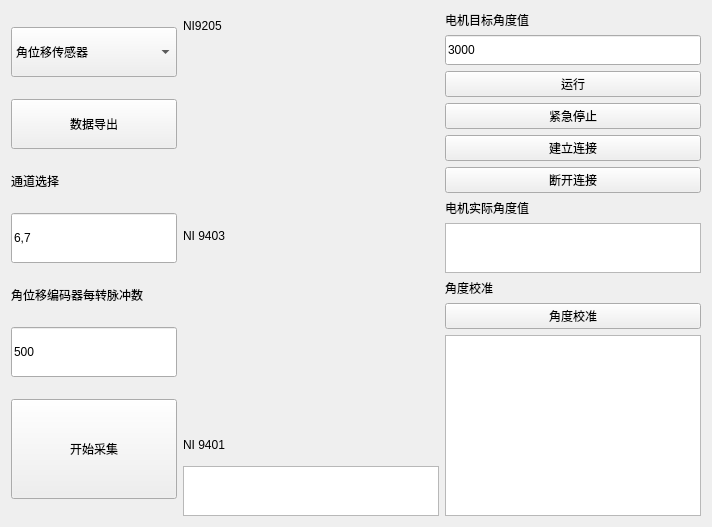
Before: the Qt Designer form widget.ui in Dirck-YHP/Proj_sensor_detect, drawn with Qt 5.
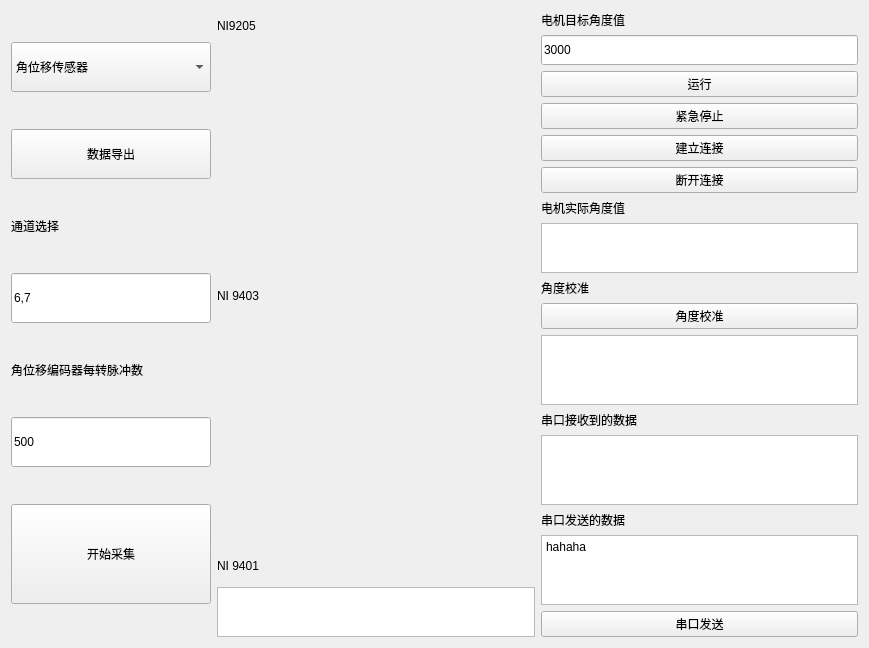
After: the same form once the commit is applied. Custom widgets are drawn as their Qt base class.

What changed in the file:
```diff
--- a/widget.ui
+++ b/widget.ui
@@ -6,8 +6,8 @@
    <rect>
     <x>0</x>
     <y>0</y>
-    <width>712</width>
-    <height>527</height>
+    <width>869</width>
+    <height>648</height>
    </rect>
   </property>
   <property name="windowTitle">
@@ -336,6 +336,41 @@
      <item>
       <widget class="QTextBrowser" name="textB_angle_cali"/>
      </item>
+     <item>
+      <widget class="QLabel" name="label_9">
+       <property name="text">
+        <string>串口接收到的数据</string>
+       </property>
+      </widget>
+     </item>
+     <item>
+      <widget class="QTextEdit" name="textE_rev"/>
+     </item>
+     <item>
+      <widget class="QLabel" name="label_10">
+       <property name="text">
+        <string>串口发送的数据</string>
+       </property>
+      </widget>
+     </item>
+     <item>
+      <widget class="QTextEdit" name="textE_snd">
+       <property name="html">
+        <string>&lt;!DOCTYPE HTML PUBLIC &quot;-//W3C//DTD HTML 4.0//EN&quot; &quot;http://www.w3.org/TR/REC-html40/strict.dtd&quot;&gt;
+&lt;html&gt;&lt;head&gt;&lt;meta name=&quot;qrichtext&quot; content=&quot;1&quot; /&gt;&lt;style type=&quot;text/css&quot;&gt;
+p, li { white-space: pre-wrap; }
+&lt;/style&gt;&lt;/head&gt;&lt;body style=&quot; font-family:'SimSun'; font-size:9pt; font-weight:400; font-style:normal;&quot;&gt;
+&lt;p style=&quot; margin-top:0px; margin-bottom:0px; margin-left:0px; margin-right:0px; -qt-block-indent:0; text-indent:0px;&quot;&gt;hahaha&lt;/p&gt;&lt;/body&gt;&lt;/html&gt;</string>
+       </property>
+      </widget>
+     </item>
+     <item>
+      <widget class="QPushButton" name="btn_serial_snd">
+       <property name="text">
+        <string>串口发送</string>
+       </property>
+      </widget>
+     </item>
     </layout>
    </item>
   </layout>
```
